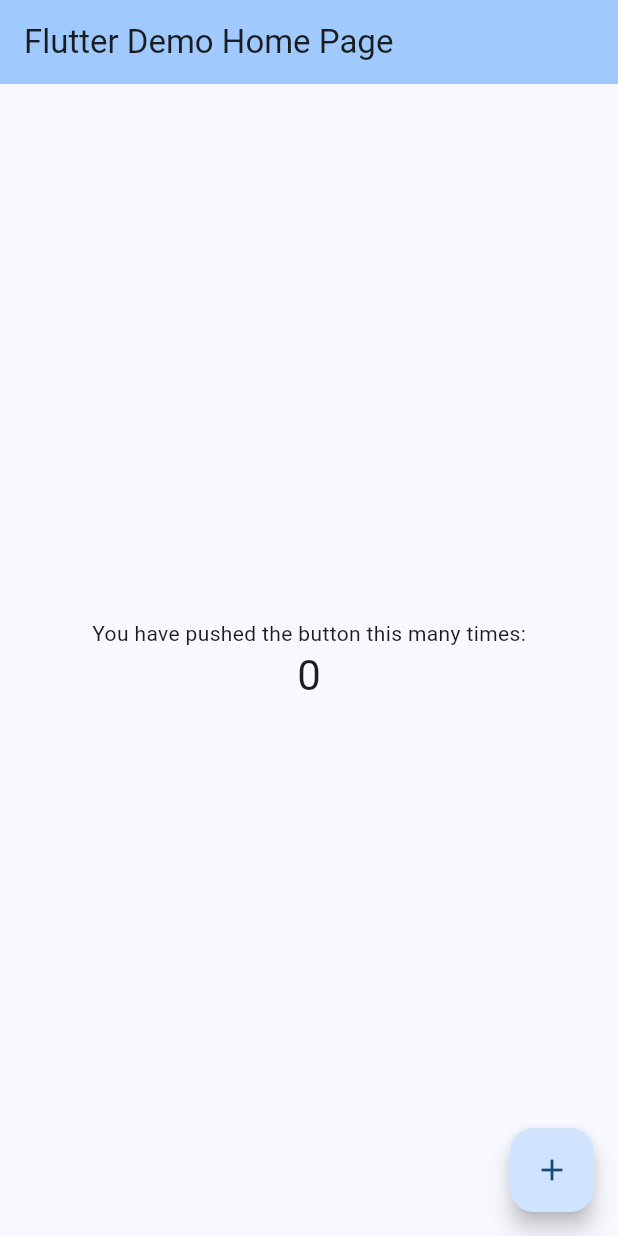
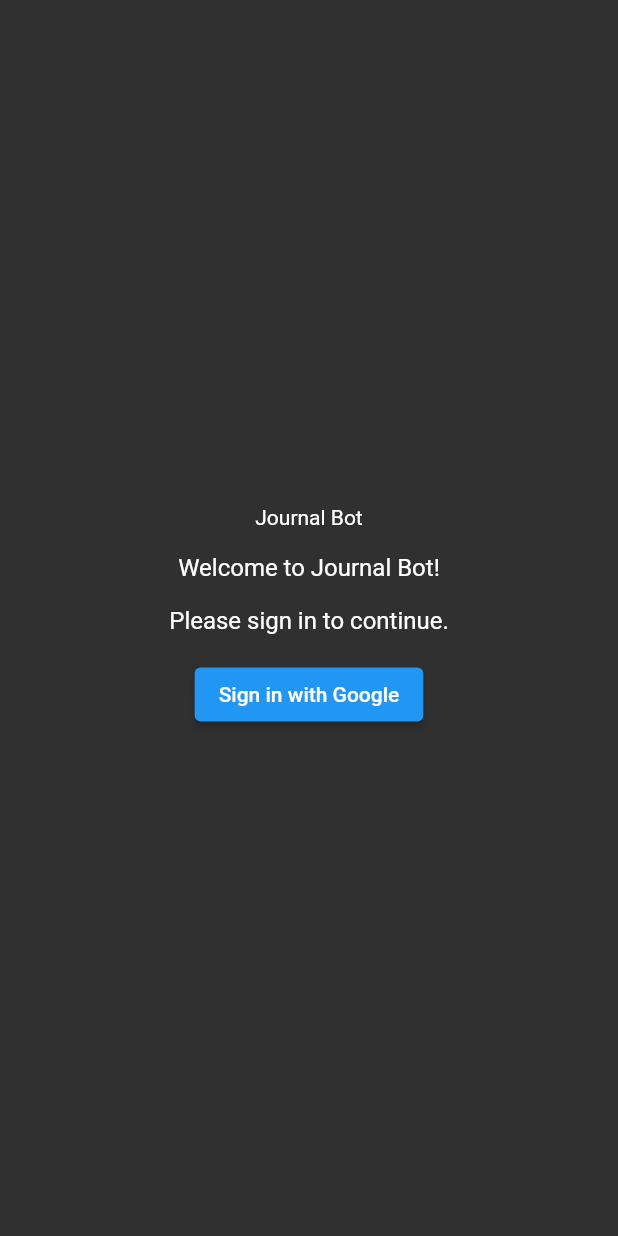
Before and after one commit to shravan-g-k/SKY-Book-public, a Flutter app: the screen it shows after launch, on a phone screen of 412 x 824 dp. Run offline on Flutter 3.47's test engine with Material 2 defaults, Android fonts, the phone set to English and light mode, and no system bars.

Commit message:
simple auth page added

```diff
--- a/lib/main.dart
+++ b/lib/main.dart
@@ -1,126 +1,31 @@
 import 'package:flutter/material.dart';
+import 'package:journalbot/screens/auth_page/auth.dart';
 
 void main() {
-  runApp(const MyApp());
+  runApp(const JournalBot());
 }
 
-class MyApp extends StatelessWidget {
-  const MyApp({super.key});
+// TODO : Change the name of the class
+class JournalBot extends StatelessWidget {
+  const JournalBot({super.key});
 
-  // This widget is the root of your application.
   @override
   Widget build(BuildContext context) {
     return MaterialApp(
-      title: 'Flutter Demo',
+      title: 'Journal Bot',
+      home: const AuthScreen(),
       themeMode: ThemeMode.dark,
       theme: ThemeData(
-        // This is the theme of your application.
-        //
-        // TRY THIS: Try running your application with "flutter run". You'll see
-        // the application has a blue toolbar. Then, without quitting the app,
-        // try changing the seedColor in the colorScheme below to Colors.green
-        // and then invoke "hot reload" (save your changes or press the "hot
-        // reload" button in a Flutter-supported IDE, or press "r" if you used
-        // the command line to start the app).
-        //
-        // Notice that the counter didn't reset back to zero; the application
-        // state is not lost during the reload. To reset the state, use hot
-        // restart instead.
-        //
-        // This works for code too, not just values: Most code changes can be
-        // tested with just a hot reload.
-        colorScheme: ColorScheme.fromSeed(seedColor: Colors.blue),
         useMaterial3: true,
+        primarySwatch: Colors.indigo,
+        textTheme: const TextTheme(
+          bodySmall: TextStyle(
+            fontSize: 32,
+            color: Colors.yellow,
+          ),
+        ),
       ),
-      home: const MyHomePage(title: 'Flutter Demo Home Page'),
+      darkTheme: ThemeData.dark(),
     );
   }
 }
-
-class MyHomePage extends StatefulWidget {
-  const MyHomePage({super.key, required this.title});
-
-  // This widget is the home page of your application. It is stateful, meaning
-  // that it has a State object (defined below) that contains fields that affect
-  // how it looks.
-
-  // This class is the configuration for the state. It holds the values (in this
-  // case the title) provided by the parent (in this case the App widget) and
-  // used by the build method of the State. Fields in a Widget subclass are
-  // always marked "final".
-
-  final String title;
-
-  @override
-  State<MyHomePage> createState() => _MyHomePageState();
-}
-
-class _MyHomePageState extends State<MyHomePage> {
-  int _counter = 0;
-
-  void _incrementCounter() {
-    setState(() {
-      // This call to setState tells the Flutter framework that something has
-      // changed in this State, which causes it to rerun the build method below
-      // so that the display can reflect the updated values. If we changed
-      // _counter without calling setState(), then the build method would not be
-      // called again, and so nothing would appear to happen.
-      _counter++;
-    });
-  }
-
-  @override
-  Widget build(BuildContext context) {
-    // This method is rerun every time setState is called, for instance as done
-    // by the _incrementCounter method above.
-    //
-    // The Flutter framework has been optimized to make rerunning build methods
-    // fast, so that you can just rebuild anything that needs updating rather
-    // than having to individually change instances of widgets.
-    return Scaffold(
-      appBar: AppBar(
-        // TRY THIS: Try changing the color here to a specific color (to
-        // Colors.amber, perhaps?) and trigger a hot reload to see the AppBar
-        // change color while the other colors stay the same.
-        backgroundColor: Theme.of(context).colorScheme.inversePrimary,
-        // Here we take the value from the MyHomePage object that was created by
-        // the App.build method, and use it to set our appbar title.
-        title: Text(widget.title),
-      ),
-      body: Center(
-        // Center is a layout widget. It takes a single child and positions it
-        // in the middle of the parent.
-        child: Column(
-          // Column is also a layout widget. It takes a list of children and
-          // arranges them vertically. By default, it sizes itself to fit its
-          // children horizontally, and tries to be as tall as its parent.
-          //
-          // Column has various properties to control how it sizes itself and
-          // how it positions its children. Here we use mainAxisAlignment to
-          // center the children vertically; the main axis here is the vertical
-          // axis because Columns are vertical (the cross axis would be
-          // horizontal).
-          //
-          // TRY THIS: Invoke "debug painting" (choose the "Toggle Debug Paint"
-          // action in the IDE, or press "p" in the console), to see the
-          // wireframe for each widget.
-          mainAxisAlignment: MainAxisAlignment.center,
-          children: <Widget>[
-            const Text(
-              'You have pushed the button this many times:',
-            ),
-            Text(
-              '$_counter',
-              style: Theme.of(context).textTheme.headlineMedium,
-            ),
-          ],
-        ),
-      ),
-      floatingActionButton: FloatingActionButton(
-        onPressed: _incrementCounter,
-        tooltip: 'Increment',
-        child: const Icon(Icons.add),
-      ), // This trailing comma makes auto-formatting nicer for build methods.
-    );
-  }
-}
--- /dev/null
+++ b/lib/screens/auth_page/auth.dart
@@ -0,0 +1,43 @@
+import 'package:flutter/material.dart';
+
+class AuthScreen extends StatelessWidget {
+  const AuthScreen({super.key});
+
+  @override
+  Widget build(BuildContext context) {
+    return Scaffold(
+      body: Center(
+        child: Column(
+          mainAxisAlignment: MainAxisAlignment.center,
+          crossAxisAlignment: CrossAxisAlignment.center,
+          children: [
+            const Text(
+              'Journal Bot',
+              style: TextStyle(
+              ),
+            ),
+            const SizedBox(height: 16),
+            const Text(
+              'Welcome to Journal Bot!',
+              style: TextStyle(
+                fontSize: 16,
+              ),
+            ),
+            const SizedBox(height: 16),
+            const Text(
+              'Please sign in to continue.',
+              style: TextStyle(
+                fontSize: 16,
+              ),
+            ),
+            const SizedBox(height: 16),
+            ElevatedButton(
+              onPressed: () {},
+              child: const Text('Sign in with Google'),
+            ),
+          ],
+        ),
+      ),
+    );
+  }
+}
```
